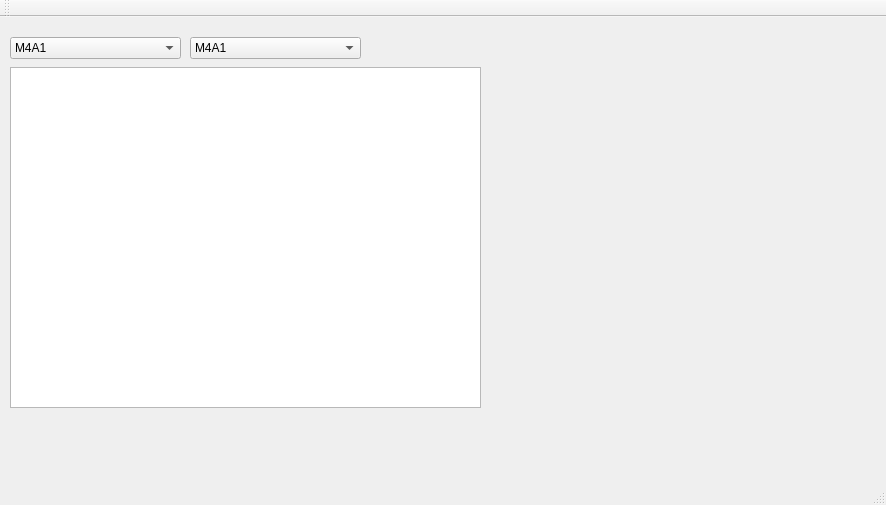
First picture: the form in QtEftHelper.ui, repository reddote/Qt_EFT_helper, before the edit.
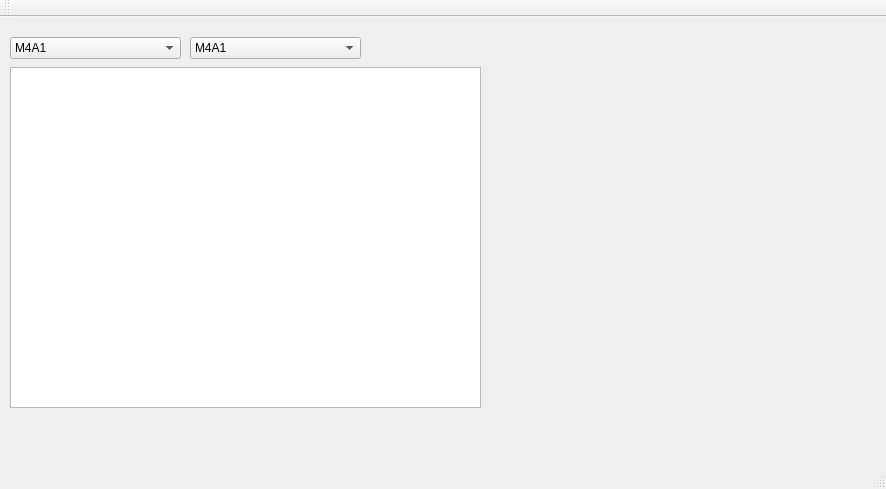
Second picture: the form after the edit.

The edit to the form file:
```diff
--- a/QtEftHelper.ui
+++ b/QtEftHelper.ui
@@ -7,7 +7,7 @@
     <x>0</x>
     <y>0</y>
     <width>886</width>
-    <height>505</height>
+    <height>489</height>
    </rect>
   </property>
   <property name="windowTitle">
```
